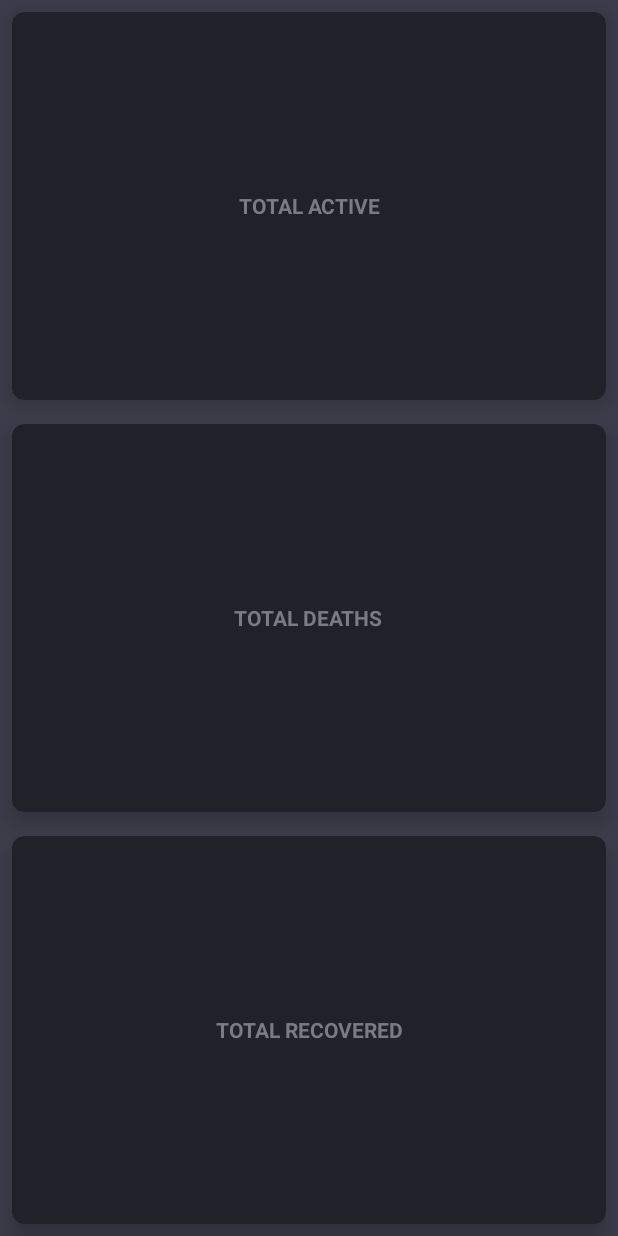
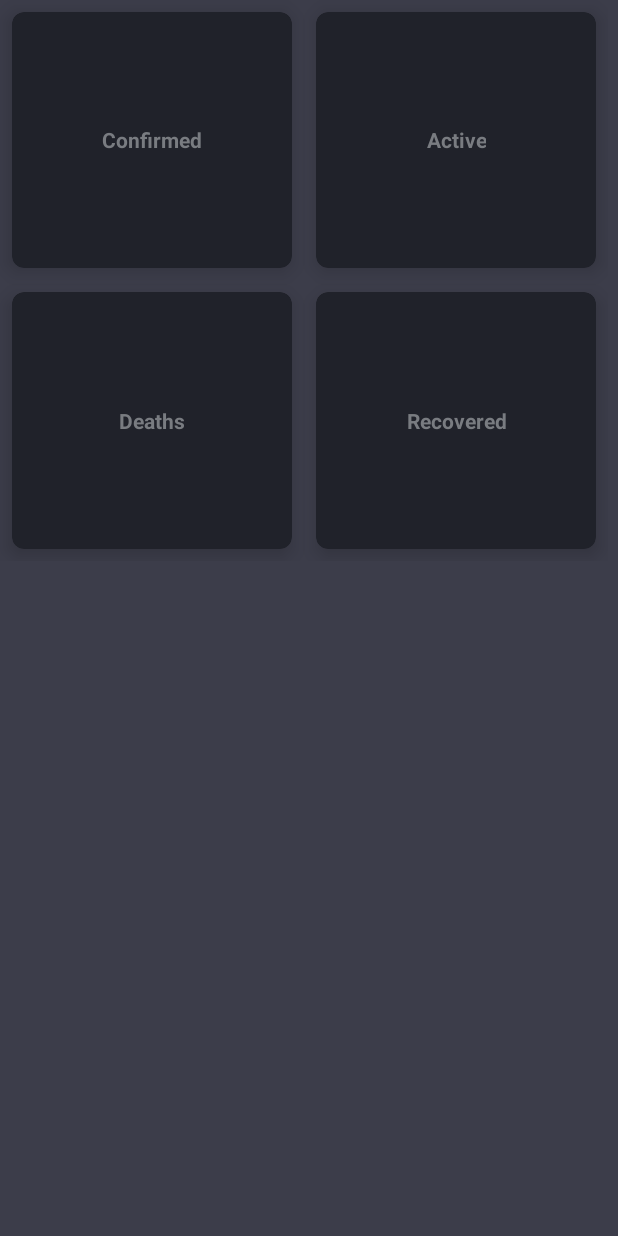
Before and after one commit to SunnyTamang/CovidTracker, an Android app: the SecondFrag screen opened through its navigation route, on a phone screen of 412 x 824 dp. Run offline under Robolectric (Android 15) with nearby library versions, the phone set to English and light mode, and no system bars.

Commit message:
cards in 2 rows and 2 columns

```diff
--- a/app/src/main/res/layout/fragment_second.xml
+++ b/app/src/main/res/layout/fragment_second.xml
@@ -9,33 +9,67 @@
     <!-- TODO: Update blank fragment layout -->
 
     <GridLayout
-        android:layout_width="match_parent"
-        android:layout_height="match_parent"
+        android:layout_width="405dp"
+        android:layout_height="374dp"
         android:layout_below="@+id/datetext"
-        android:rowCount="3"
         android:columnCount="2"
+        android:rowCount="2"
 
-        >
+        tools:ignore="MissingConstraints">
 
         <androidx.cardview.widget.CardView
             android:layout_width="wrap_content"
             android:layout_height="wrap_content"
             android:layout_row="0"
+            android:layout_rowWeight="0"
             android:layout_column="0"
+            android:layout_columnWeight="1"
             android:layout_gravity="fill"
-            android:layout_rowWeight="1"
-            android:layout_columnWeight="1"
             android:layout_margin="8dp"
+            app:cardBackgroundColor="#20222A"
             app:cardCornerRadius="8dp"
             app:cardElevation="8dp"
-            app:cardBackgroundColor="#20222A"
             >
+
+
             <LinearLayout
                 android:layout_width="wrap_content"
                 android:layout_height="wrap_content"
-                android:orientation="vertical"
+                android:layout_gravity="center_vertical|center_horizontal"
                 android:gravity="center"
-                android:layout_gravity="center_vertical|center_horizontal" >
+                android:orientation="vertical">
+
+                <TextView
+                    android:id="@+id/total_confirmed"
+                    android:layout_width="wrap_content"
+                    android:layout_height="wrap_content"
+                    android:gravity="center_horizontal"
+                    android:text="@string/total_confirmed"
+                    android:textColor="#797C81"
+                    android:textStyle="bold" />
+            </LinearLayout>
+
+        </androidx.cardview.widget.CardView>
+
+        <androidx.cardview.widget.CardView
+            android:layout_width="wrap_content"
+            android:layout_height="wrap_content"
+            android:layout_row="0"
+            android:layout_rowWeight="1"
+            android:layout_column="1"
+            android:layout_columnWeight="1"
+            android:layout_gravity="fill"
+            android:layout_margin="8dp"
+            app:cardBackgroundColor="#20222A"
+            app:cardCornerRadius="8dp"
+            app:cardElevation="8dp">
+
+            <LinearLayout
+                android:layout_width="wrap_content"
+                android:layout_height="wrap_content"
+                android:layout_gravity="center_vertical|center_horizontal"
+                android:gravity="center"
+                android:orientation="vertical">
 
                 <TextView
                     android:id="@+id/total_active"
@@ -53,21 +87,21 @@
             android:layout_width="wrap_content"
             android:layout_height="wrap_content"
             android:layout_row="1"
+            android:layout_rowWeight="1"
             android:layout_column="0"
+            android:layout_columnWeight="1"
             android:layout_gravity="fill"
-            android:layout_rowWeight="1"
-            android:layout_columnWeight="1"
             android:layout_margin="8dp"
+            app:cardBackgroundColor="#20222A"
             app:cardCornerRadius="8dp"
-            app:cardElevation="8dp"
-            app:cardBackgroundColor="#20222A"
-            >
+            app:cardElevation="8dp">
+
             <LinearLayout
                 android:layout_width="wrap_content"
                 android:layout_height="wrap_content"
-                android:orientation="vertical"
+                android:layout_gravity="center_vertical|center_horizontal"
                 android:gravity="center"
-                android:layout_gravity="center_vertical|center_horizontal" >
+                android:orientation="vertical">
 
                 <TextView
                     android:id="@+id/total_deaths"
@@ -85,9 +119,9 @@
             android:id="@+id/total_recovered_card"
             android:layout_width="wrap_content"
             android:layout_height="wrap_content"
-            android:layout_row="2"
+            android:layout_row="1"
             android:layout_rowWeight="1"
-            android:layout_column="0"
+            android:layout_column="1"
             android:layout_columnWeight="1"
             android:layout_gravity="fill"
             android:layout_margin="8dp"
@@ -114,6 +148,7 @@
 
         </androidx.cardview.widget.CardView>
 
+
     </GridLayout>
 
     <!-- we can use layout_below to align the above grid below any object -->
--- a/app/src/main/res/values/strings.xml
+++ b/app/src/main/res/values/strings.xml
@@ -9,7 +9,8 @@
     <!-- TODO: Remove or change this placeholder text -->
     <string name="hello_blank_fragment">Hello blank fragment</string>
     <string name="_1">1</string>
-    <string name="total_recovered">TOTAL RECOVERED</string>
-    <string name="total_deaths">TOTAL DEATHS</string>
-    <string name="total_active">TOTAL ACTIVE</string>
+    <string name="total_recovered">Recovered</string>
+    <string name="total_deaths">Deaths</string>
+    <string name="total_active">Active</string>
+    <string name="total_confirmed">Confirmed</string>
 </resources>
```
